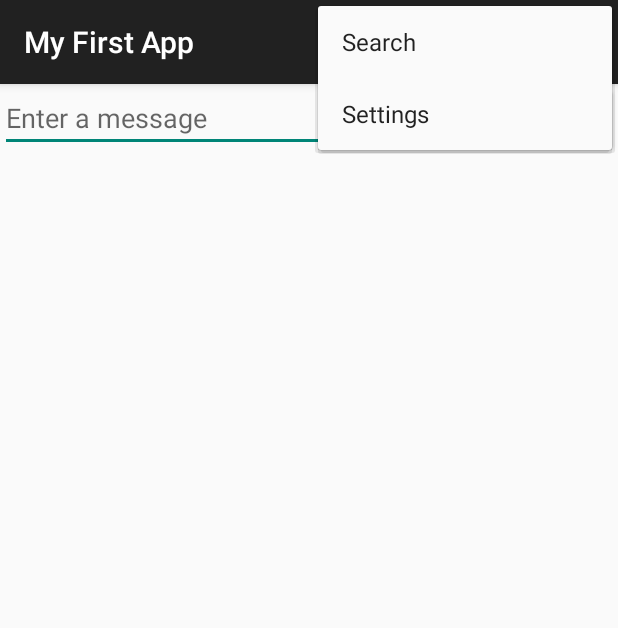
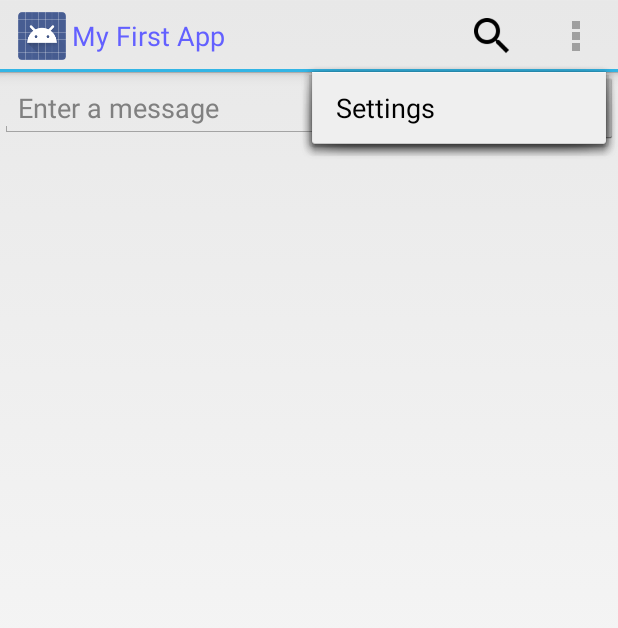
Before and after one commit to Alwayswithme/My-First-App, an Android app: the screen it shows after launch (MyActivity), with the options menu open, on a phone screen of 412 x 824 dp. Shown: the top 628 px of the screen. Run offline under Robolectric (Android 15) with nearby library versions, the phone set to English and light mode, and no system bars.

```diff
--- a/app/build.gradle
+++ b/app/build.gradle
@@ -21,5 +21,4 @@ android {
 
 dependencies {
     compile fileTree(dir: 'libs', include: ['*.jar'])
-    compile 'com.android.support:appcompat-v7:22.2.1'
 }
--- a/app/src/main/res/layout/activity_my.xml
+++ b/app/src/main/res/layout/activity_my.xml
@@ -1,6 +1,7 @@
 <LinearLayout xmlns:android="http://schemas.android.com/apk/res/android"
     android:layout_width="match_parent"
     android:layout_height="match_parent"
+    android:paddingTop="?android:attr/actionBarSize"
     android:orientation="horizontal">
 
   <EditText
--- a/app/src/main/res/menu/main_activity_actions.xml
+++ b/app/src/main/res/menu/main_activity_actions.xml
@@ -1,13 +1,15 @@
 <?xml version="1.0" encoding="utf-8"?>
 <menu xmlns:android="http://schemas.android.com/apk/res/android">
   <!-- Search, should appear as action button -->
-  <item android:id="@+id/action_search"
-        android:icon="@drawable/ic_search_black_24dp"
-        android:title="@string/action_search"
-        android:showAsAction="ifRoom" />
+  <item
+      android:id="@+id/action_search"
+      android:icon="@drawable/ic_search_black_24dp"
+      android:showAsAction="ifRoom"
+      android:title="@string/action_search" />
   <!-- Settings, should always be in the overflow -->
-  <item android:id="@+id/action_settings"
-        android:title="@string/action_settings"
-        android:showAsAction="never" />
+  <item
+      android:id="@+id/action_settings"
+      android:showAsAction="never"
+      android:title="@string/action_settings" />
 
 </menu>
--- a/app/src/main/res/menu/menu_my.xml
+++ /dev/null
@@ -1,6 +0,0 @@
-<menu xmlns:android="http://schemas.android.com/apk/res/android"
-    xmlns:app="http://schemas.android.com/apk/res-auto"
-    xmlns:tools="http://schemas.android.com/tools" tools:context=".MyActivity">
-    <item android:id="@+id/action_settings" android:title="@string/action_settings"
-        android:orderInCategory="100" app:showAsAction="never" />
-</menu>
--- /dev/null
+++ b/app/src/main/res/values/color.xml
@@ -0,0 +1,4 @@
+<?xml version="1.0" encoding="utf-8"?>
+<resources>
+  <color name="actionbar_text">#6360ff</color>
+</resources>
--- a/app/src/main/res/values/styles.xml
+++ b/app/src/main/res/values/styles.xml
@@ -1,8 +1,32 @@
 <resources>
 
-    <!-- Base application theme. -->
-    <style name="AppTheme" parent="Theme.AppCompat.Light.DarkActionBar">
-        <!-- Customize your theme here. -->
-    </style>
+  <!-- Base application theme. -->
+  <style name="AppTheme" parent="@android:style/Theme.Holo.Light">
+    <!-- Customize your theme here. -->
+
+    <item name="android:windowActionBarOverlay">true</item>
+
+    <item name="android:actionBarStyle">@style/MyActionBar</item>
+    <item name="android:actionBarTabTextStyle">@style/MyActionBarTabText</item>
+    <item name="android:actionMenuTextColor">@color/actionbar_text</item>
+  </style>
+
+  <!-- ActionBar styles -->
+  <style name="MyActionBar"
+      parent="@android:style/Widget.Holo.ActionBar">
+    <item name="android:titleTextStyle">@style/MyActionBarTitleText</item>
+  </style>
+
+  <!-- ActionBar title text -->
+  <style name="MyActionBarTitleText"
+      parent="@android:style/TextAppearance.Holo.Widget.ActionBar.Title">
+    <item name="android:textColor">@color/actionbar_text</item>
+  </style>
+
+  <!-- ActionBar tabs text styles -->
+  <style name="MyActionBarTabText"
+      parent="@android:style/Widget.Holo.ActionBar.TabText">
+    <item name="android:textColor">@color/actionbar_text</item>
+  </style>
 
 </resources>
```
Also changed, not shown: app/src/main/java/phx/me/myfirstapp/DisplayMessageActivity.java (+4 -3 lines), app/src/main/java/phx/me/myfirstapp/MyActivity.java (+12 -8 lines), 1 other file.
